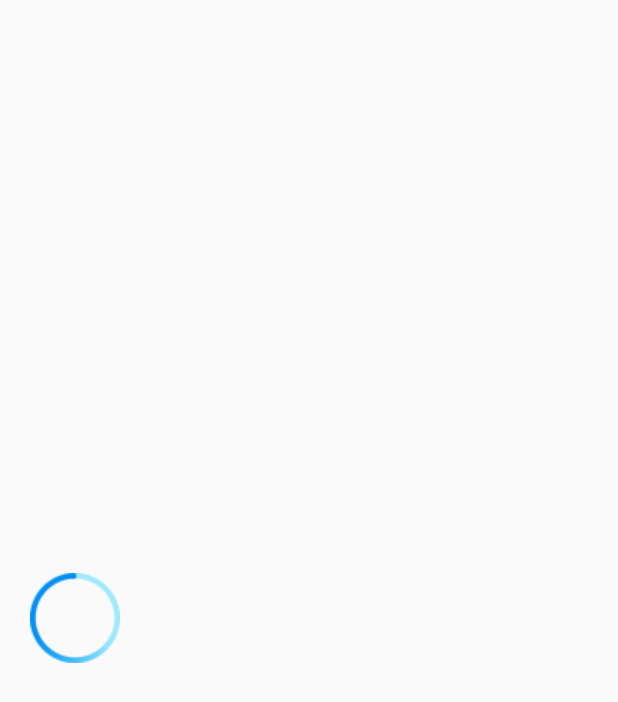
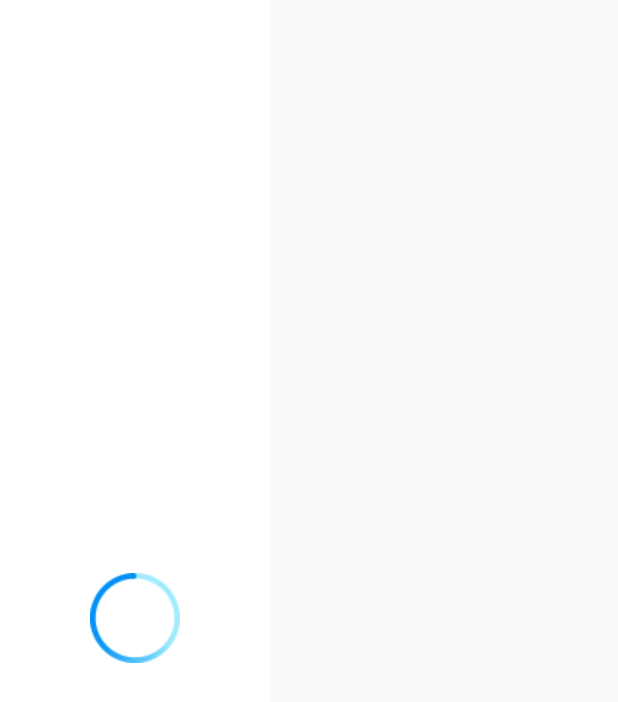
Before and after one commit to JungleDeeer/SakuraAnime, an Android app: the layout thridlogin_dialog_loading.xml on its own in the app's theme, with its tools: preview values and no code run, on a phone screen of 412 x 824 dp. Shown: the top 702 px of the screen. Run offline under Robolectric (Android 15) with nearby library versions, the phone set to English and light mode, and no system bars.

Commit message:
fix loading

```diff
--- a/app/build.gradle
+++ b/app/build.gradle
@@ -33,6 +33,10 @@ android {
     }
 
     buildTypes {
+        debug {
+            minifyEnabled false
+            proguardFiles getDefaultProguardFile('proguard-android-optimize.txt'), 'proguard-rules.pro'
+        }
         release {
             minifyEnabled false
             proguardFiles getDefaultProguardFile('proguard-android-optimize.txt'), 'proguard-rules.pro'
--- a/app/src/main/java/com/example/sakuraanime/DialogThridUtils.java
+++ b/app/src/main/java/com/example/sakuraanime/DialogThridUtils.java
@@ -43,7 +43,7 @@ public class DialogThridUtils {
 
         Window window = loadingDialog.getWindow();
         WindowManager.LayoutParams lp = window.getAttributes();
-        lp.width = WindowManager.LayoutParams.MATCH_PARENT;
+        lp.width = WindowManager.LayoutParams.WRAP_CONTENT;
         lp.height = WindowManager.LayoutParams.WRAP_CONTENT;
         window.setGravity(Gravity.CENTER);
         window.setAttributes(lp);
--- a/app/src/main/java/com/example/sakuraanime/WatchActivity.java
+++ b/app/src/main/java/com/example/sakuraanime/WatchActivity.java
@@ -68,6 +68,8 @@ public class WatchActivity extends AppCompatActivity {
         Jzvd.releaseAllVideos();
     }
 
+
+
     public static String getFinalUrl(String playUrl)throws FailingHttpStatusCodeException, MalformedURLException, IOException {
         LogFactory.getFactory().setAttribute("org.apache.commons.logging.Log","org.apache.commons.logging.impl.NoOpLog");
         java.util.logging.Logger.getLogger("com.gargoylesoftware").setLevel(Level.OFF);
--- a/app/src/main/res/layout/activity_main.xml
+++ b/app/src/main/res/layout/activity_main.xml
@@ -24,6 +24,7 @@
             android:layout_height="wrap_content"
             android:layout_weight="1"
             android:layout_gravity="center_vertical"
+            android:imeOptions="actionSearch"
             android:id="@+id/search"/>
 
     </LinearLayout>
--- a/app/src/main/res/layout/thridlogin_dialog_loading.xml
+++ b/app/src/main/res/layout/thridlogin_dialog_loading.xml
@@ -1,9 +1,9 @@
 <?xml version="1.0" encoding="utf-8"?>
 <RelativeLayout xmlns:android="http://schemas.android.com/apk/res/android"
     android:id="@+id/dialog_view"
-    android:layout_width="fill_parent"
+    android:layout_width="wrap_content"
     android:layout_height="fill_parent"
-    android:background="@null"
+    android:background="#ffffff"
     android:minHeight="60dp"
     android:minWidth="180dp"
     android:orientation="horizontal">
@@ -13,7 +13,8 @@
         android:layout_width="wrap_content"
         android:layout_height="wrap_content"
         android:src="@drawable/loading_icon"
-        android:layout_alignParentLeft="true"
+
+        android:layout_centerInParent="true"
         android:layout_centerVertical="true"
         android:layout_marginLeft="20dp"
         android:layout_marginStart="20dp"/>
```
Also changed, not shown: app/src/main/java/com/example/sakuraanime/AnimeAdapter.java (+15 -2 lines).
